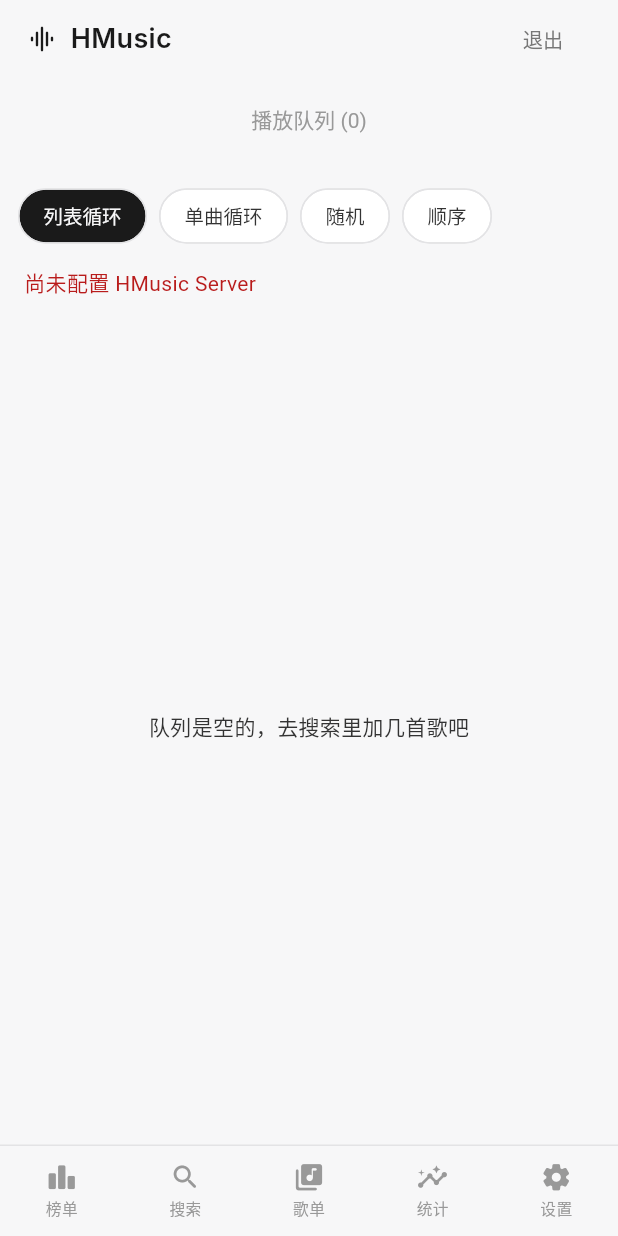
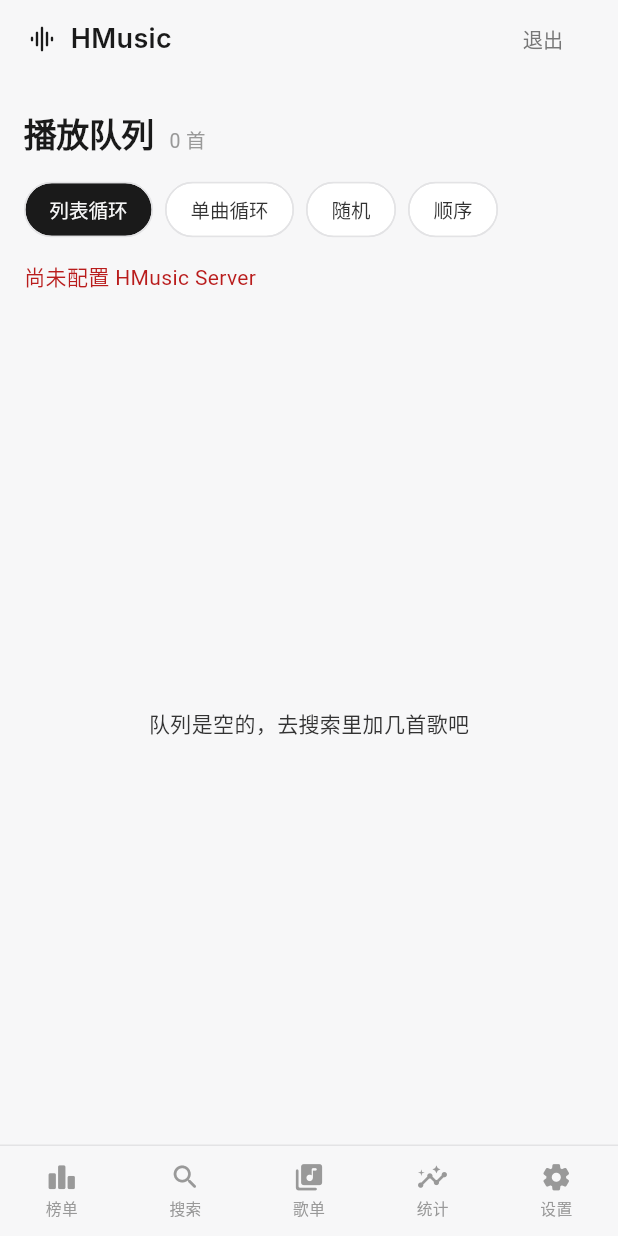
Before and after one commit to hpcll/HMusic-App, a Flutter app: the QueuePage screen opened by its route, on a phone screen of 412 x 824 dp. Run offline on Flutter 3.47's test engine with Material 3 defaults, Android fonts, the phone set to English and light mode, and no system bars; our stand-ins replace audio_service, dio, flutter_riverpod, flutter_secure_storage, go_router, just_audio and 2 more; accounts and stored records are empty; Roboto replaces fonts that are missing (NotoSerifSC).

Commit message:
桌面视觉细修：隐藏全局滚动条 + 页头基线统一 + 队列 tab 大标题
- 全局隐藏滚动条：MaterialApp 挂 _NoScrollbarBehavior（buildScrollbar
  直接返回 child），滚轮/触控板/拖拽滚动不受影响
- 根 tab 页大标题顶距统一为 24（搜索/统计/歌单/设置，榜单原本即 24），
  切换 tab 页头不再上下跳动
- 侧栏品牌顶距 48→56：按 NotoSerifSC 字体度量反推，让 HMusic 与内容区
  页面大标题基线重合（28 标题栏余量 + 24 页顶距）
- 队列页桌面 tab 形态改用 ViewTitle 大标题页头（灰字曲目数 + 清空挂页头
  右侧），窄屏 push 形态保持 AppBar 返回不变；播放模式胶囊水平内距
  12→16，与页头、歌曲行左缘对齐

Co-Authored-By: Claude Fable 5 <noreply@anthropic.com>

```diff
--- a/lib/app/hmusic_app.dart
+++ b/lib/app/hmusic_app.dart
@@ -18,7 +18,21 @@ class HMusicApp extends ConsumerWidget {
       theme: HMusicTheme.light(),
       darkTheme: HMusicTheme.dark(),
       themeMode: ThemeMode.system,
+      scrollBehavior: const _NoScrollbarBehavior(),
       routerConfig: router,
     );
   }
 }
+
+// 全局隐藏滚动条：桌面端默认 ScrollBehavior 会给每个可滚动区域自动包一层
+// Scrollbar，这里返回 child 本身把它关掉；滚轮/触控板/拖拽滚动不受影响。
+class _NoScrollbarBehavior extends MaterialScrollBehavior {
+  const _NoScrollbarBehavior();
+
+  @override
+  Widget buildScrollbar(
+    BuildContext context,
+    Widget child,
+    ScrollableDetails details,
+  ) => child;
+}
--- a/lib/features/playlists/widgets/playlists_list_view.dart
+++ b/lib/features/playlists/widgets/playlists_list_view.dart
@@ -19,7 +19,7 @@ class PlaylistsListView extends ConsumerWidget {
     final notifier = ref.read(playlistsViewModelProvider.notifier);
 
     return ListView(
-      padding: const EdgeInsets.fromLTRB(16, 18, 16, 32),
+      padding: const EdgeInsets.fromLTRB(16, 24, 16, 32),
       children: <Widget>[
         Row(
           mainAxisAlignment: MainAxisAlignment.spaceBetween,
--- a/lib/features/queue/views/queue_page.dart
+++ b/lib/features/queue/views/queue_page.dart
@@ -4,7 +4,9 @@ import 'package:flutter/material.dart';
 import 'package:flutter_riverpod/flutter_riverpod.dart';
 import 'package:go_router/go_router.dart';
 
+import '../../../app/theme/hmusic_palette.dart';
 import '../../../core/audio/models/hmusic_playback_state.dart' show PlayMode;
+import '../../../shared/widgets/view_title.dart';
 import '../models/queue_view_state.dart';
 import '../view_models/queue_view_model.dart';
 import '../widgets/queue_mode_tabs.dart';
@@ -41,9 +43,48 @@ class _QueuePageState extends ConsumerState<QueuePage> {
     final isTab =
         GoRouter.maybeOf(context) != null &&
         GoRouterState.of(context).matchedLocation == QueuePage.tabPath;
+
+    // 桌面 tab 形态：不用 AppBar，改与其余根页一致的大标题页头
+    //（顶距 24，参与侧栏品牌基线对齐），清空动作挂页头右侧。
+    if (isTab) {
+      return Column(
+        crossAxisAlignment: CrossAxisAlignment.stretch,
+        children: <Widget>[
+          Padding(
+            padding: const EdgeInsets.fromLTRB(16, 24, 16, 0),
+            child: Row(
+              mainAxisAlignment: MainAxisAlignment.spaceBetween,
+              children: <Widget>[
+                Row(
+                  crossAxisAlignment: CrossAxisAlignment.baseline,
+                  textBaseline: TextBaseline.alphabetic,
+                  children: <Widget>[
+                    const ViewTitle('播放队列'),
+                    const SizedBox(width: 10),
+                    Text(
+                      '${state.items.length} 首',
+                      style: TextStyle(
+                        fontSize: 13,
+                        color: context.palette.muted,
+                      ),
+                    ),
+                  ],
+                ),
+                if (state.items.isNotEmpty)
+                  TextButton(
+                    onPressed: notifier.clear,
+                    child: const Text('清空'),
+                  ),
+              ],
+            ),
+          ),
+          Expanded(child: _body(context, state, notifier)),
+        ],
+      );
+    }
+
     return Scaffold(
       appBar: AppBar(
-        automaticallyImplyLeading: !isTab,
         title: Text('播放队列 (${state.items.length})'),
         actions: <Widget>[
           if (state.items.isNotEmpty)
@@ -66,7 +107,8 @@ class _QueuePageState extends ConsumerState<QueuePage> {
       crossAxisAlignment: CrossAxisAlignment.stretch,
       children: <Widget>[
         Padding(
-          padding: const EdgeInsets.fromLTRB(12, 12, 12, 4),
+          // 水平 16：与页头/ListTile 默认内距同列（原 12 与两者都不齐）。
+          padding: const EdgeInsets.fromLTRB(16, 12, 16, 4),
           child: QueueModeTabs(
             active: state.queue?.playMode ?? PlayMode.listLoop,
             onSelect: notifier.changeMode,
--- a/lib/features/search/views/search_page.dart
+++ b/lib/features/search/views/search_page.dart
@@ -37,7 +37,7 @@ class _SearchPageState extends ConsumerState<SearchPage> {
       ref.read(searchViewModelProvider.notifier).clearNotice();
     });
     return ListView(
-      padding: const EdgeInsets.fromLTRB(16, 18, 16, 32),
+      padding: const EdgeInsets.fromLTRB(16, 24, 16, 32),
       children: <Widget>[
         const ViewTitle('搜索'),
         const SizedBox(height: 16),
--- a/lib/features/settings/views/settings_page.dart
+++ b/lib/features/settings/views/settings_page.dart
@@ -58,7 +58,7 @@ class _SettingsPageState extends ConsumerState<SettingsPage> {
     if (wide) {
       final section = state.section ?? SettingsSection.mi;
       return ListView(
-        padding: const EdgeInsets.fromLTRB(16, 12, 16, 32),
+        padding: const EdgeInsets.fromLTRB(16, 24, 16, 32),
         children: <Widget>[
           const ViewTitle('设置'),
           const SizedBox(height: 20),
@@ -102,7 +102,7 @@ class _SettingsPageState extends ConsumerState<SettingsPage> {
     final section = state.section;
     if (section == null) {
       return ListView(
-        padding: const EdgeInsets.fromLTRB(16, 12, 16, 32),
+        padding: const EdgeInsets.fromLTRB(16, 24, 16, 32),
         children: <Widget>[
           const ViewTitle('设置'),
           const SizedBox(height: 16),
--- a/lib/features/stats/views/stats_page.dart
+++ b/lib/features/stats/views/stats_page.dart
@@ -47,7 +47,7 @@ class _StatsPageState extends ConsumerState<StatsPage> {
     final state = ref.watch(statsViewModelProvider);
 
     return ListView(
-      padding: const EdgeInsets.fromLTRB(16, 18, 16, 32),
+      padding: const EdgeInsets.fromLTRB(16, 24, 16, 32),
       children: <Widget>[
         const ViewTitle('听歌统计'),
         const SizedBox(height: 22),
```
Also changed, not shown: lib/app/shell/sidebar.dart (+5 -3 lines).
